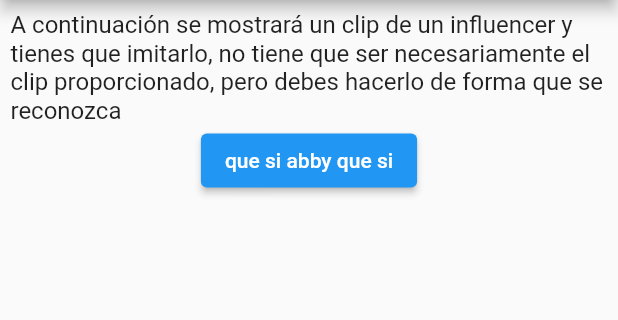
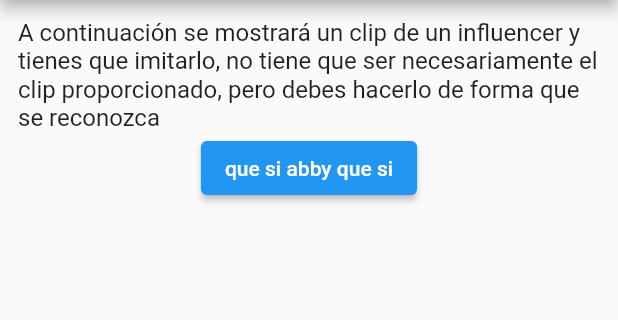
Before and after one commit to Kingomac/Fiestuki-Chafa, a Flutter app: the screen it shows after launch, after a tap on "Adivina el influencer", on a phone screen of 412 x 824 dp, the part 84-404 px from its top. Run offline on Flutter 3.47's test engine with Material 2 defaults, Android fonts, the phone set to English and light mode, and no system bars; our stand-ins replace youtube_player_iframe.

Commit message:
Nuevo juego: tabú
Ahora para los tutoriales se usa el Widget genérico Tutorial

```diff
--- /dev/null
+++ b/assets/tabu.csv
@@ -0,0 +1,4 @@
+Albino;;Blanco;;Ojos;;Piel;;Color
+Navidad;;Diciembre;;Papa Noel;;Villancicos;;Árbol
+Mosquito;;Picadura;;Rascarse;;Insecto;;Me cago en su puta madre
+Izquierda;;Lado;;Derecha;;Zurdo;;Dirección
--- a/lib/adivina_influencer_tutorial.dart
+++ /dev/null
@@ -1,37 +0,0 @@
-import 'package:fiestuki/adivina_influencer.dart';
-import 'package:flutter/material.dart';
-
-class AdivinaInfluencerTutorial extends StatelessWidget {
-  const AdivinaInfluencerTutorial({Key? key}) : super(key: key);
-
-  @override
-  Widget build(BuildContext context) {
-    return Scaffold(
-      appBar: AppBar(
-        title: const Text("Adivina el influencer"),
-      ),
-      body: Container(
-        alignment: Alignment.center,
-        padding: const EdgeInsets.all(7),
-        child: Column(
-          children: [
-            const Text(
-              "A continuación se mostrará un clip de un influencer y tienes que imitarlo, no tiene que ser necesariamente el clip proporcionado, pero debes hacerlo de forma que se reconozca",
-              style: TextStyle(fontSize: 16),
-            ),
-            ElevatedButton(
-                onPressed: () {
-                  Navigator.push(
-                      context,
-                      MaterialPageRoute(
-                          builder: (context) => AdivinaInfluencerRoute()));
-                  /*Navigator.removeRoute(
-                      context, MaterialPageRoute(builder: (context) => this));*/
-                },
-                child: const Text("que si abby que si"))
-          ],
-        ),
-      ),
-    );
-  }
-}
--- a/lib/main.dart
+++ b/lib/main.dart
@@ -1,5 +1,7 @@
-import 'package:fiestuki/adivina_influencer_tutorial.dart';
-import 'package:fiestuki/quien_mas_probable.dart';
+import 'package:fiestuki/adivina_influencer.dart';
+import 'package:fiestuki/mas_probable.dart';
+import 'package:fiestuki/tabu.dart';
+import 'package:fiestuki/tutorial.dart';
 import 'package:fiestuki/verdad_o_reto.dart';
 import 'package:fiestuki/yo_nunca.dart';
 import 'package:flutter/material.dart';
@@ -114,12 +116,16 @@ class _MyHomePageState extends State<MyHomePage> {
                         style: TextButton.styleFrom(
                             minimumSize: const Size(1000, 1000)),
                         onPressed: () {
-                          ScaffoldMessenger.of(context).showSnackBar(
-                              const SnackBar(
-                                  content: Text(
-                                      "Para meme el que no programó esto")));
+                          Navigator.push(
+                              context,
+                              MaterialPageRoute(
+                                  builder: (context) => const Tutorial(
+                                      cuerpo:
+                                          "Te van a aparecer 5 palabras, la primera es lo que tienes que describir y las 4 siguientes son palabras que no puedes usar y el resto del grupo debe intentar adivinar qué estás describiendo",
+                                      nombre: "Tabú",
+                                      route: TabuRoute())));
                         },
-                        child: const Text('Quiz de memes')))),
+                        child: const Text('Tabú')))),
             SizedBox(
                 height: 50,
                 child: Center(
@@ -130,8 +136,11 @@ class _MyHomePageState extends State<MyHomePage> {
                           Navigator.push(
                               context,
                               MaterialPageRoute(
-                                  builder: (context) =>
-                                      const AdivinaInfluencerTutorial()));
+                                  builder: (context) => const Tutorial(
+                                      cuerpo:
+                                          "A continuación se mostrará un clip de un influencer y tienes que imitarlo, no tiene que ser necesariamente el clip proporcionado, pero debes hacerlo de forma que se reconozca",
+                                      nombre: "Adivina el influencer",
+                                      route: AdivinaInfluencerRoute())));
                         },
                         child: const Text('Adivina el influencer')))),
             SizedBox(
--- a/lib/quien_mas_probable.dart
+++ b/lib/mas_probable.dart
@@ -1,6 +1,5 @@
 import 'dart:convert';
 
-import 'package:flutter/cupertino.dart';
 import 'package:flutter/material.dart';
 import 'package:flutter/services.dart';
 
--- /dev/null
+++ b/lib/tutorial.dart
@@ -0,0 +1,42 @@
+import 'package:flutter/material.dart';
+
+class Tutorial extends StatelessWidget {
+  final String cuerpo;
+  final String nombre;
+  final Widget route;
+
+  const Tutorial(
+      {Key? key,
+      required this.cuerpo,
+      required this.nombre,
+      required this.route})
+      : super(key: key);
+
+  @override
+  Widget build(BuildContext context) {
+    return Scaffold(
+      appBar: AppBar(
+        title: Text(nombre),
+      ),
+      body: SizedBox(
+        child: Padding(
+          padding: const EdgeInsets.all(12.0),
+          child: Column(
+            children: [
+              Text(
+                cuerpo,
+                style: const TextStyle(fontSize: 16),
+              ),
+              ElevatedButton(
+                  onPressed: () {
+                    Navigator.push(context,
+                        MaterialPageRoute(builder: (context) => route));
+                  },
+                  child: const Text("que si abby que si"))
+            ],
+          ),
+        ),
+      ),
+    );
+  }
+}
--- a/pubspec.yaml
+++ b/pubspec.yaml
@@ -65,6 +65,7 @@ flutter:
     - assets/verdad.txt
     - assets/mas_probable.txt
     - assets/adivina_influencer.csv
+    - assets/tabu.csv
 
   # An image asset can refer to one or more resolution-specific "variants", see
   # https://flutter.dev/assets-and-images/#resolution-aware
```
Also changed, not shown: lib/adivina_influencer.dart (+8 -1 lines), lib/tabu.dart (added, +137 -0 lines).
